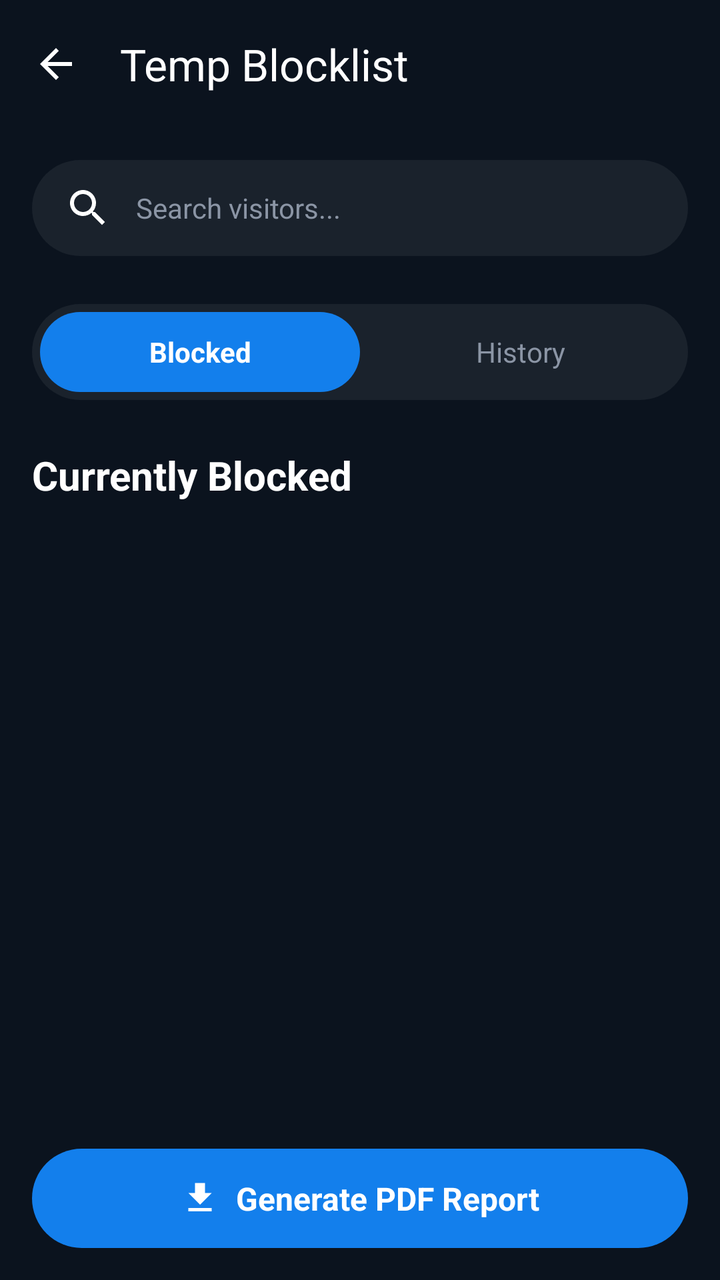
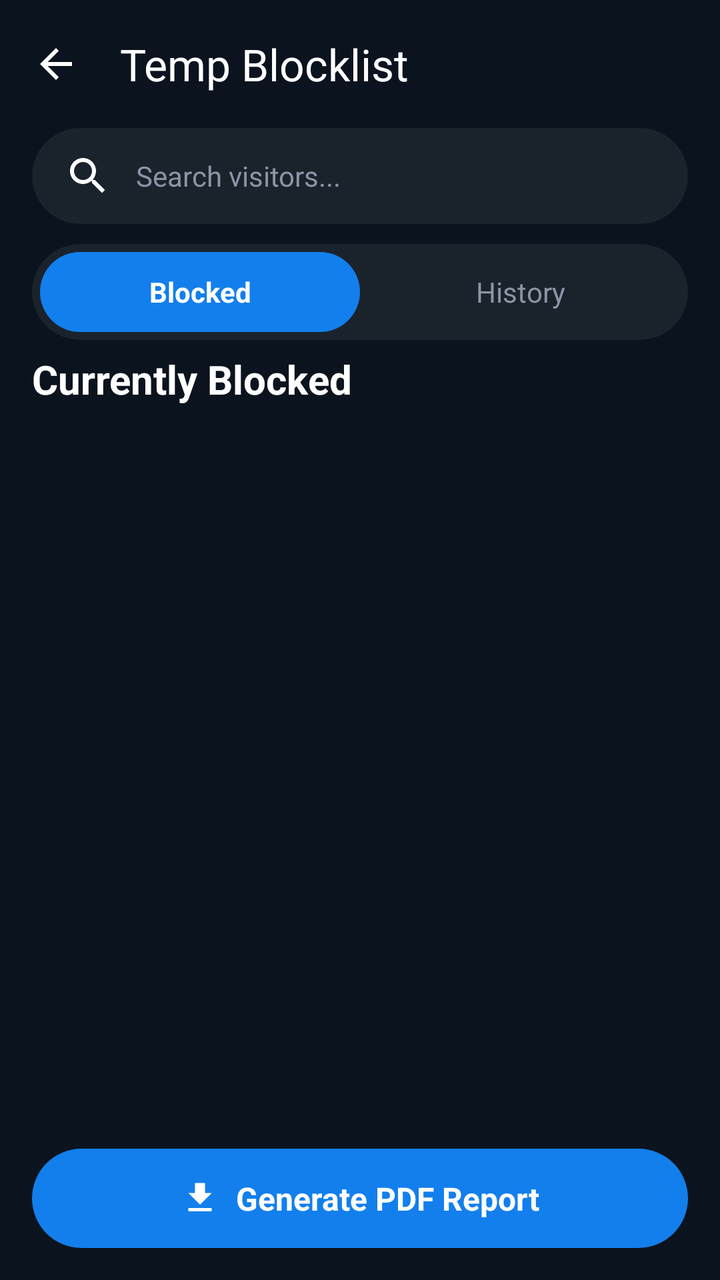

Before-and-after screenshots of an Android layout around one commit, followed by the original layout XML and the change that was made.
<!-- AndroidManifest.xml: application theme Theme.HouseVisitorManagementSystem -->
<!-- res/layout/activity_view_blocklist.xml -->
<?xml version="1.0" encoding="utf-8"?>
<androidx.constraintlayout.widget.ConstraintLayout xmlns:android="http://schemas.android.com/apk/res/android"
    xmlns:app="http://schemas.android.com/apk/res-auto"
    xmlns:tools="http://schemas.android.com/tools"
    android:id="@+id/main"
    android:layout_width="match_parent"
    android:layout_height="match_parent"
    android:background="@color/night_blue"
    tools:context=".ViewBlocklistActivity">

    
    <com.google.android.material.appbar.AppBarLayout
        android:id="@+id/appBarLayout"
        android:layout_width="match_parent"
        android:layout_height="wrap_content"
        android:background="@color/night_blue"
        app:elevation="0dp"
        app:layout_constraintTop_toTopOf="parent">

        <com.google.android.material.appbar.MaterialToolbar
            android:id="@+id/toolbar"
            android:layout_width="match_parent"
            android:layout_height="?attr/actionBarSize"
            app:navigationIcon="@drawable/ic_arrow_back"
            app:title="Temp Blocklist"
            app:titleTextColor="@color/white" />
    </com.google.android.material.appbar.AppBarLayout>

    <LinearLayout
        android:id="@+id/btnGenerateReport"
        android:layout_width="match_parent"
        android:layout_height="wrap_content"
        android:layout_marginHorizontal="16dp"
        android:layout_marginBottom="16dp"
        android:background="@drawable/bg_generate_report"
        android:gravity="center"
        android:orientation="horizontal"
        android:padding="14dp"
        app:layout_constraintBottom_toBottomOf="parent">

        <ImageView
            android:layout_width="20dp"
            android:layout_height="20dp"
            android:layout_marginEnd="8dp"
            android:src="@drawable/ic_download"
            app:tint="@color/white" />

        <TextView
            android:layout_width="wrap_content"
            android:layout_height="wrap_content"
            android:text="Generate PDF Report"
            android:textColor="@color/white"
            android:textSize="16sp"
            android:textStyle="bold" />
    </LinearLayout>

    
    <FrameLayout
        android:id="@+id/searchContainer"
        android:layout_width="match_parent"
        android:layout_height="wrap_content"
        android:layout_marginHorizontal="16dp"
        android:layout_marginTop="16dp"
        android:background="@drawable/bg_search_bar"
        app:layout_constraintTop_toBottomOf="@id/appBarLayout">

        <EditText
            android:id="@+id/etSearch"
            android:layout_width="match_parent"
            android:layout_height="48dp"
            android:background="@android:color/transparent"
            android:drawableStart="@drawable/ic_search"
            android:drawablePadding="12dp"
            android:hint="Search visitors..."
            android:paddingHorizontal="16dp"
            android:textColor="@color/white"
            android:textColorHint="@color/text_grey"
            android:textSize="14sp" />
    </FrameLayout>

    
    <LinearLayout
        android:id="@+id/tabContainer"
        android:layout_width="match_parent"
        android:layout_height="48dp"
        android:layout_marginHorizontal="16dp"
        android:layout_marginTop="24dp"
        android:background="@drawable/bg_search_bar"
        android:orientation="horizontal"
        android:padding="4dp"
        app:layout_constraintTop_toBottomOf="@id/searchContainer">

        <TextView
            android:id="@+id/tabBlocked"
            android:layout_width="0dp"
            android:layout_height="match_parent"
            android:layout_weight="1"
            android:background="@drawable/bg_chip_selected"
            android:gravity="center"
            android:text="Blocked"
            android:textColor="@color/white"
            android:textStyle="bold" />

        <TextView
            android:id="@+id/tabHistory"
            android:layout_width="0dp"
            android:layout_height="match_parent"
            android:layout_weight="1"
            android:background="@android:color/transparent"
            android:gravity="center"
            android:text="History"
            android:textColor="@color/text_grey" />
    </LinearLayout>

    <TextView
        android:id="@+id/tvSectionTitle"
        android:layout_width="wrap_content"
        android:layout_height="wrap_content"
        android:layout_marginStart="16dp"
        android:layout_marginTop="24dp"
        android:text="Currently Blocked"
        android:textColor="@color/white"
        android:textSize="20sp"
        android:textStyle="bold"
        app:layout_constraintStart_toStartOf="parent"
        app:layout_constraintTop_toBottomOf="@id/tabContainer" />

    












    <ScrollView
        android:layout_width="match_parent"
        android:layout_height="0dp"
        android:fillViewport="true"
        app:layout_constraintTop_toBottomOf="@id/tvSectionTitle"
        app:layout_constraintBottom_toTopOf="@id/btnGenerateReport">

        <LinearLayout
            android:id="@+id/tempBlockContainer"
            android:layout_width="match_parent"
            android:layout_height="wrap_content"
            android:orientation="vertical"
            android:paddingBottom="16dp"/>
    </ScrollView>


    <TextView
        android:id="@+id/tvNoData"
        android:layout_width="wrap_content"
        android:layout_height="wrap_content"
        android:text="Visitor Not Available"
        android:textColor="@color/white"
        android:textSize="18sp"
        android:visibility="gone"
        app:layout_constraintTop_toBottomOf="@id/tvSectionTitle"
        app:layout_constraintBottom_toBottomOf="parent"
        app:layout_constraintStart_toStartOf="parent"
        app:layout_constraintEnd_toEndOf="parent"/>

</androidx.constraintlayout.widget.ConstraintLayout>
<!-- resources referenced by this layout -->
<resources>
  <color name="night_blue">#0B131E</color>
  <color name="text_grey">#8B95A5</color>
  <color name="white">#FFFFFF</color>
  <!-- drawable bg_chip_selected (drawable) -->
  <?xml version="1.0" encoding="utf-8"?>
  <shape xmlns:android="http://schemas.android.com/apk/res/android"
      android:shape="rectangle">
      <solid android:color="@color/bright_azure_blue" />
      <corners android:radius="20dp" />
  </shape>
  <!-- drawable bg_generate_report (drawable) -->
  <?xml version="1.0" encoding="utf-8"?>
  <shape xmlns:android="http://schemas.android.com/apk/res/android">
      <solid android:color="@color/bright_azure_blue" />
      <corners android:radius="100dp" />
  </shape>
  <!-- drawable bg_search_bar (drawable) -->
  <?xml version="1.0" encoding="utf-8"?>
  <shape xmlns:android="http://schemas.android.com/apk/res/android"
      android:shape="rectangle">
      <solid android:color="@color/card_dark_bg" />
      <corners android:radius="24dp" />
  </shape>
  <!-- drawable ic_arrow_back (drawable) -->
  <vector xmlns:android="http://schemas.android.com/apk/res/android"
      android:width="24dp"
      android:height="24dp"
      android:viewportWidth="24"
      android:viewportHeight="24">
      <path
          android:fillColor="#FFFFFF"
          android:pathData="M20,11H7.83l5.59,-5.59L12,4l-8,8 8,8 1.41,-1.41L7.83,13H20v-2z" />
  </vector>
  <!-- drawable ic_download (drawable) -->
  <?xml version="1.0" encoding="utf-8"?>
  <vector xmlns:android="http://schemas.android.com/apk/res/android"
      android:width="24dp"
      android:height="24dp"
      android:viewportWidth="24"
      android:viewportHeight="24">
      <path
          android:fillColor="#FFFFFFFF"
          android:pathData="M19,9h-4V3H9v6H5l7,7L19,9zM5,18v2h14v-2H5z" />
  </vector>
  <!-- drawable ic_search (drawable) -->
  <vector xmlns:android="http://schemas.android.com/apk/res/android"
      android:width="24dp"
      android:height="24dp"
      android:viewportWidth="24"
      android:viewportHeight="24"
      android:tint="@color/white">
    <path
        android:fillColor="@android:color/white"
        android:pathData="M15.5,14h-0.79l-0.28,-0.27C15.41,12.59 16,11.11 16,9.5 16,5.91 13.09,3 9.5,3S3,5.91 3,9.5 5.91,16 9.5,16c1.61,0 3.09,-0.59 4.23,-1.57l0.27,0.28v0.79l5,4.99L20.49,19l-4.99,-5zM9.5,14C7.01,14 5,11.99 5,9.5S7.01,5 9.5,5 14,7.01 14,9.5 11.99,14 9.5,14z"/>
  </vector>
  <style name="Theme.HouseVisitorManagementSystem" parent="Base.Theme.HouseVisitorManagementSystem" />
  <color name="bright_azure_blue">#137fec</color>
  <color name="card_dark_bg">#1A222C</color>
  <style name="Base.Theme.HouseVisitorManagementSystem" parent="Theme.Material3.DayNight.NoActionBar">
          
          
      </style>
</resources>

<!-- the commit's change to res/layout/activity_view_blocklist.xml (unified diff, before → after) -->
@@ -60,7 +60,6 @@
         android:layout_width="match_parent"
         android:layout_height="wrap_content"
         android:layout_marginHorizontal="16dp"
-        android:layout_marginTop="16dp"
         android:background="@drawable/bg_search_bar"
         app:layout_constraintTop_toBottomOf="@id/appBarLayout">
 
@@ -84,7 +83,7 @@
         android:layout_width="match_parent"
         android:layout_height="48dp"
         android:layout_marginHorizontal="16dp"
-        android:layout_marginTop="24dp"
+        android:layout_marginTop="10dp"
         android:background="@drawable/bg_search_bar"
         android:orientation="horizontal"
         android:padding="4dp"
@@ -117,7 +116,7 @@
         android:layout_width="wrap_content"
         android:layout_height="wrap_content"
         android:layout_marginStart="16dp"
-        android:layout_marginTop="24dp"
+        android:layout_marginTop="6dp"
         android:text="Currently Blocked"
         android:textColor="@color/white"
         android:textSize="20sp"
@@ -125,20 +124,11 @@
         app:layout_constraintStart_toStartOf="parent"
         app:layout_constraintTop_toBottomOf="@id/tabContainer" />
 
-    
-
-
-
-
-
-
-
-
-
-
-
-
     <ScrollView
+            android:paddingHorizontal="16dp"
+            android:paddingBottom="16dp"
+            android:layout_marginTop="16dp"
+            android:layout_marginBottom="8dp"
         android:layout_width="match_parent"
         android:layout_height="0dp"
         android:fillViewport="true"
